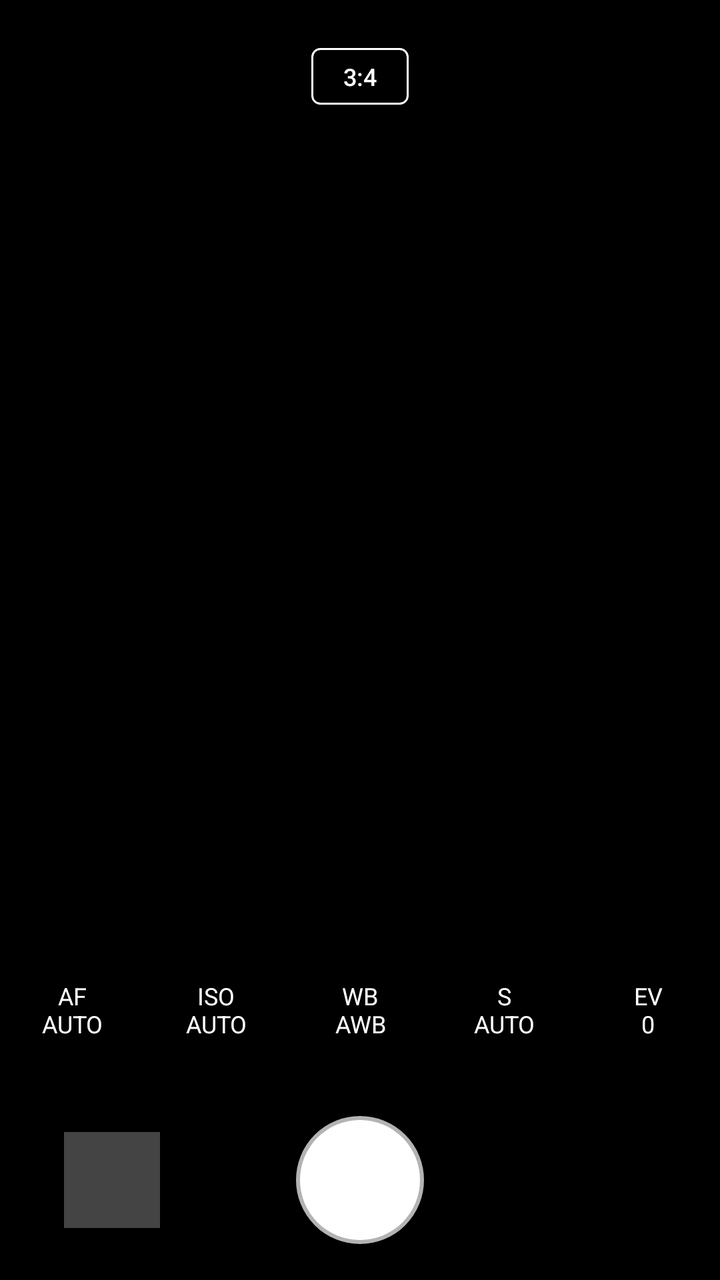
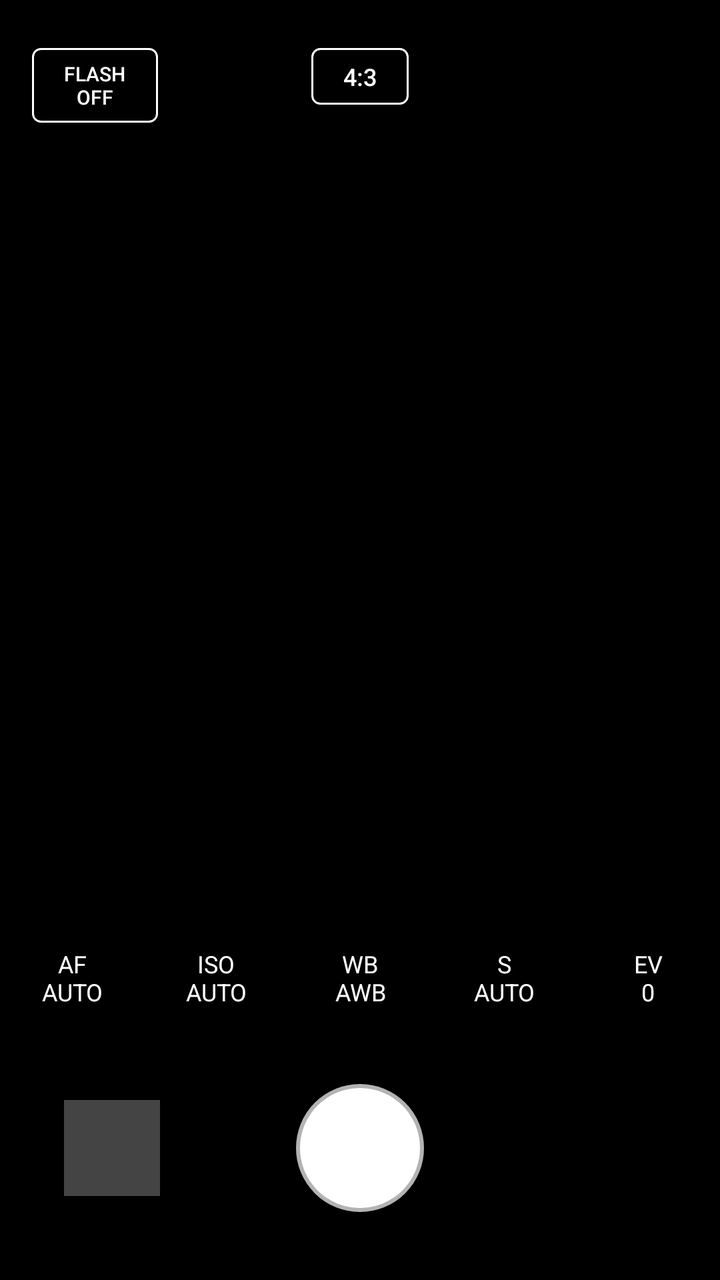

Two renders of the same Android screen: before a commit and after it. Below are the layout's source before the change and the commit's diff.
<!-- AndroidManifest.xml: application theme android:Theme.DeviceDefault.NoActionBar -->
<!-- res/layout/activity_main.xml -->
<?xml version="1.0" encoding="utf-8"?>
<RelativeLayout xmlns:android="http://schemas.android.com/apk/res/android"
    android:layout_width="match_parent"
    android:layout_height="match_parent"
    android:background="#000000">

    <RelativeLayout
        android:id="@+id/preview_container"
        android:layout_width="match_parent"
        android:layout_height="match_parent"
        android:layout_above="@+id/bottom_container">
        
        <TextureView
            android:id="@+id/view_finder"
            android:layout_width="match_parent"
            android:layout_height="wrap_content"
            android:layout_centerInParent="true" />
            
        <View
            android:id="@+id/focus_ring"
            android:layout_width="80dp"
            android:layout_height="80dp"
            android:background="@drawable/focus_frame"
            android:visibility="gone" />
    </RelativeLayout>

    <TextView
        android:id="@+id/btn_ratio"
        android:layout_width="wrap_content"
        android:layout_height="wrap_content"
        android:layout_alignParentTop="true"
        android:layout_centerHorizontal="true"
        android:layout_marginTop="24dp"
        android:background="@drawable/rect_bg"
        android:paddingHorizontal="16dp"
        android:paddingVertical="6dp"
        android:text="3:4"
        android:textColor="#FFFFFF"
        android:textSize="12sp"
        android:fontFamily="sans-serif-medium"
        android:elevation="4dp"/>

    <LinearLayout
        android:id="@+id/bottom_container"
        android:layout_width="match_parent"
        android:layout_height="wrap_content"
        android:layout_alignParentBottom="true"
        android:orientation="vertical"
        android:background="#FF000000"
        android:gravity="center"
        android:paddingTop="12dp">

        <LinearLayout
            android:id="@+id/slider_panel"
            android:layout_width="match_parent"
            android:layout_height="wrap_content"
            android:orientation="horizontal"
            android:gravity="center_vertical"
            android:visibility="gone"
            android:layout_marginHorizontal="32dp"
            android:layout_marginBottom="12dp">

            <TextView
                android:id="@+id/btn_auto_toggle"
                android:layout_width="wrap_content"
                android:layout_height="wrap_content"
                android:textColor="#00FF00"
                android:textSize="14sp"
                android:paddingEnd="16dp"
                android:text="AUTO"
                android:gravity="center"
                android:fontFamily="sans-serif-medium"/>

            <SeekBar
                android:id="@+id/setting_seekbar"
                android:layout_width="0dp"
                android:layout_weight="1"
                android:layout_height="wrap_content"
                android:max="100"
                android:splitTrack="false"
                android:progressDrawable="@drawable/ruler_track"
                android:thumb="@drawable/ruler_thumb"
                android:minHeight="16dp"
                android:maxHeight="16dp"/>
        </LinearLayout>

        <LinearLayout
            android:layout_width="match_parent"
            android:layout_height="wrap_content"
            android:orientation="horizontal"
            android:weightSum="5"
            android:gravity="center"
            android:paddingBottom="12dp">

            <TextView android:id="@+id/btn_af" android:layout_width="0dp" android:layout_height="wrap_content" android:layout_weight="1" android:text="AF\nAUTO" android:textColor="#FFFFFF" android:textSize="12sp" android:gravity="center" android:textAlignment="center" android:padding="8dp" android:fontFamily="sans-serif"/>
            <TextView android:id="@+id/btn_iso" android:layout_width="0dp" android:layout_height="wrap_content" android:layout_weight="1" android:text="ISO\nAUTO" android:textColor="#FFFFFF" android:textSize="12sp" android:gravity="center" android:textAlignment="center" android:padding="8dp" android:fontFamily="sans-serif"/>
            <TextView android:id="@+id/btn_wb" android:layout_width="0dp" android:layout_height="wrap_content" android:layout_weight="1" android:text="WB\nAWB" android:textColor="#FFFFFF" android:textSize="12sp" android:gravity="center" android:textAlignment="center" android:padding="8dp" android:fontFamily="sans-serif"/>
            <TextView android:id="@+id/btn_s" android:layout_width="0dp" android:layout_height="wrap_content" android:layout_weight="1" android:text="S\nAUTO" android:textColor="#FFFFFF" android:textSize="12sp" android:gravity="center" android:textAlignment="center" android:padding="8dp" android:fontFamily="sans-serif"/>
            <TextView android:id="@+id/btn_ev" android:layout_width="0dp" android:layout_height="wrap_content" android:layout_weight="1" android:text="EV\n0" android:textColor="#FFFFFF" android:textSize="12sp" android:gravity="center" android:textAlignment="center" android:padding="8dp" android:fontFamily="sans-serif"/>
        </LinearLayout>

        <RelativeLayout
            android:layout_width="match_parent"
            android:layout_height="100dp">

            <ImageView
                android:id="@+id/thumbnail_view"
                android:layout_width="48dp"
                android:layout_height="48dp"
                android:layout_centerVertical="true"
                android:layout_alignParentStart="true"
                android:layout_marginStart="32dp"
                android:scaleType="centerCrop"
                android:background="#44FFFFFF"
                android:clickable="true"
                android:focusable="true" />

            <View
                android:id="@+id/btn_capture"
                android:layout_width="64dp"
                android:layout_height="64dp"
                android:layout_centerInParent="true"
                android:clickable="true"
                android:focusable="true"
                android:background="@drawable/circle_button" />
        </RelativeLayout>
    </LinearLayout>
</RelativeLayout>
<!-- resources referenced by this layout -->
<resources>
  <!-- drawable circle_button (drawable) -->
  <?xml version="1.0" encoding="utf-8"?>
  <selector xmlns:android="http://schemas.android.com/apk/res/android">
      <item android:state_pressed="true">
          <shape android:shape="oval">
              <solid android:color="#999999" />
              <stroke android:width="4dp" android:color="#B3FFFFFF" />
          </shape>
      </item>
      <item>
          <shape android:shape="oval">
              <solid android:color="#FFFFFF" />
              <stroke android:width="4dp" android:color="#B3FFFFFF" />
          </shape>
      </item>
  </selector>
  <!-- drawable focus_frame (drawable) -->
  <?xml version="1.0" encoding="utf-8"?>
  <shape xmlns:android="http://schemas.android.com/apk/res/android" android:shape="rectangle">
      <solid android:color="@android:color/transparent" />
      <stroke android:width="2dp" android:color="#00FF00" />
      <corners android:radius="8dp" />
  </shape>
  <!-- drawable rect_bg (drawable) -->
  <?xml version="1.0" encoding="utf-8"?>
  <shape xmlns:android="http://schemas.android.com/apk/res/android" android:shape="rectangle">
      <solid android:color="#88000000" />
      <corners android:radius="4dp" />
      <stroke android:width="1dp" android:color="#FFFFFF" />
  </shape>
  <!-- drawable ruler_thumb (drawable) -->
  <?xml version="1.0" encoding="utf-8"?>
  <shape xmlns:android="http://schemas.android.com/apk/res/android" android:shape="rectangle">
      <solid android:color="#00FF00" />
      <size android:width="4dp" android:height="32dp" />
      <corners android:radius="2dp" />
  </shape>
  <!-- drawable ruler_track (drawable) -->
  <?xml version="1.0" encoding="utf-8"?>
  <layer-list xmlns:android="http://schemas.android.com/apk/res/android">
      <item android:gravity="center_vertical">
          <shape android:shape="line">
              <stroke 
                  android:width="16dp" 
                  android:color="#B3FFFFFF" 
                  android:dashWidth="2dp" 
                  android:dashGap="6dp" />
          </shape>
      </item>
  </layer-list>
</resources>

<!-- the commit's change to res/layout/activity_main.xml (unified diff, before → after) -->
@@ -24,6 +24,26 @@
             android:visibility="gone" />
     </RelativeLayout>
 
+    
+    <TextView
+        android:id="@+id/btn_flash"
+        android:layout_width="wrap_content"
+        android:layout_height="wrap_content"
+        android:layout_alignParentTop="true"
+        android:layout_alignParentStart="true"
+        android:layout_marginTop="24dp"
+        android:layout_marginStart="16dp"
+        android:background="@drawable/rect_bg"
+        android:paddingHorizontal="16dp"
+        android:paddingVertical="6dp"
+        android:text="FLASH\nOFF"
+        android:textAlignment="center"
+        android:textColor="#FFFFFF"
+        android:textSize="10sp"
+        android:fontFamily="sans-serif-medium"
+        android:elevation="4dp"/>
+
+    
     <TextView
         android:id="@+id/btn_ratio"
         android:layout_width="wrap_content"
@@ -34,12 +54,13 @@
         android:background="@drawable/rect_bg"
         android:paddingHorizontal="16dp"
         android:paddingVertical="6dp"
-        android:text="3:4"
+        android:text="4:3"
         android:textColor="#FFFFFF"
         android:textSize="12sp"
         android:fontFamily="sans-serif-medium"
         android:elevation="4dp"/>
 
+    
     <LinearLayout
         android:id="@+id/bottom_container"
         android:layout_width="match_parent"
@@ -50,13 +71,14 @@
         android:gravity="center"
         android:paddingTop="12dp">
 
+        
         <LinearLayout
             android:id="@+id/slider_panel"
             android:layout_width="match_parent"
-            android:layout_height="wrap_content"
+            android:layout_height="32dp"
             android:orientation="horizontal"
             android:gravity="center_vertical"
-            android:visibility="gone"
+            android:visibility="invisible"
             android:layout_marginHorizontal="32dp"
             android:layout_marginBottom="12dp">
 
@@ -101,7 +123,8 @@
 
         <RelativeLayout
             android:layout_width="match_parent"
-            android:layout_height="100dp">
+            android:layout_height="100dp"
+            android:layout_marginBottom="16dp">
 
             <ImageView
                 android:id="@+id/thumbnail_view"
